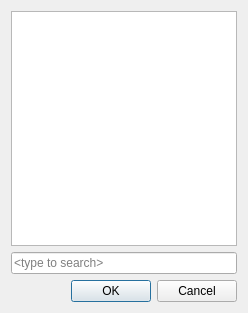
ctigaret/scipyen, file src/scipyen/gui/itemslistdialog.ui: the form before one commit.
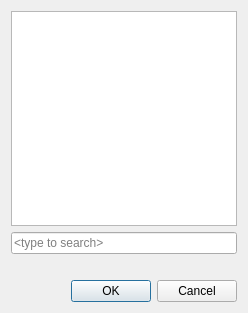
The form after the commit.

```diff
--- a/src/scipyen/gui/itemslistdialog.ui
+++ b/src/scipyen/gui/itemslistdialog.ui
@@ -57,6 +57,13 @@
        </property>
       </widget>
      </item>
+     <item>
+      <widget class="QLabel" name="infoLabel">
+       <property name="text">
+        <string/>
+       </property>
+      </widget>
+     </item>
      <item>
       <widget class="QDialogButtonBox" name="buttonBox">
        <property name="orientation">
```
